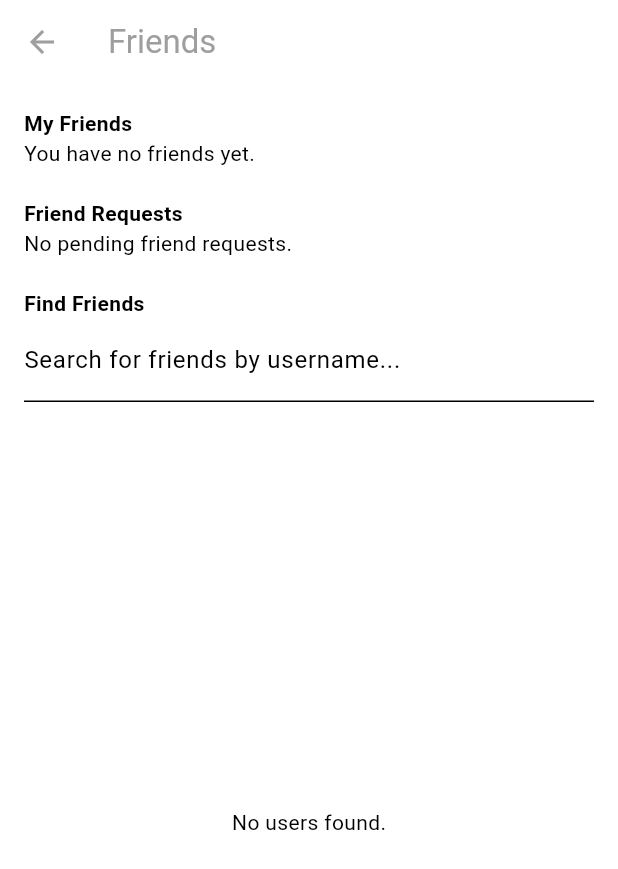
After one commit to ph0rque/SnapAMeal, a Flutter app: the screen it shows once a user with an empty profile is signed in, after a tap on the "people" icon, on a phone screen of 412 x 824 dp. The commit adds this screen. Shown: the top 869 px of the screen. Run offline on Flutter 3.47's test engine with Material 3 defaults, Android fonts, the phone set to English and light mode, and no system bars; our stand-ins replace cloud_firestore, firebase_auth, firebase_core; accounts and stored records are empty; network calls fail.

Commit message:
feat: Implement friend management system
This commit includes:
- User search functionality.
- Sending, receiving, accepting, and declining friend requests.
- Displaying a list of current friends.

```diff
--- /dev/null
+++ b/lib/pages/friends_page.dart
@@ -0,0 +1,217 @@
+import 'package:cloud_firestore/cloud_firestore.dart';
+import 'package:flutter/material.dart';
+import 'package:snapameal/services/friend_service.dart';
+
+class FriendsPage extends StatefulWidget {
+  const FriendsPage({super.key});
+
+  @override
+  State<FriendsPage> createState() => _FriendsPageState();
+}
+
+class _FriendsPageState extends State<FriendsPage> {
+  // text controller
+  final TextEditingController _searchController = TextEditingController();
+  final FriendService _friendService = FriendService();
+
+  Stream<List<Map<String, dynamic>>>? _usersStream;
+  final Set<String> _sentRequests = {};
+
+  void _onSearchChanged(String query) {
+    setState(() {
+      _usersStream = _friendService.searchUsers(query);
+    });
+  }
+
+  void _sendFriendRequest(String receiverId) async {
+    await _friendService.sendFriendRequest(receiverId);
+    setState(() {
+      _sentRequests.add(receiverId);
+    });
+  }
+
+  @override
+  Widget build(BuildContext context) {
+    return Scaffold(
+      appBar: AppBar(
+        title: const Text('Friends'),
+        backgroundColor: Colors.transparent,
+        foregroundColor: Colors.grey,
+        elevation: 0,
+      ),
+      body: Padding(
+        padding: const EdgeInsets.all(16.0),
+        child: Column(
+          crossAxisAlignment: CrossAxisAlignment.start,
+          children: [
+            const Text("My Friends", style: TextStyle(fontWeight: FontWeight.bold)),
+            _buildFriendsList(),
+            const SizedBox(height: 20),
+            const Text("Friend Requests", style: TextStyle(fontWeight: FontWeight.bold)),
+            _buildFriendRequestList(),
+            const SizedBox(height: 20),
+            const Text("Find Friends", style: TextStyle(fontWeight: FontWeight.bold)),
+            // search bar
+            TextField(
+              controller: _searchController,
+              decoration: const InputDecoration(
+                labelText: 'Search for friends by username...',
+              ),
+              onChanged: _onSearchChanged,
+            ),
+            const SizedBox(height: 20),
+
+            // list of users
+            Expanded(
+              child: _buildUserSearchList(),
+            ),
+          ],
+        ),
+      ),
+    );
+  }
+
+  Widget _buildFriendsList() {
+    return StreamBuilder<List<String>>(
+      stream: _friendService.getFriendsStream(),
+      builder: (context, snapshot) {
+        if (snapshot.hasError) {
+          return const Text('Error');
+        }
+        if (snapshot.connectionState == ConnectionState.waiting) {
+          return const CircularProgressIndicator();
+        }
+        if (!snapshot.hasData || snapshot.data!.isEmpty) {
+          return const Text('You have no friends yet.');
+        }
+
+        final friendIds = snapshot.data!;
+        return ListView.builder(
+          shrinkWrap: true,
+          itemCount: friendIds.length,
+          itemBuilder: (context, index) {
+            final friendId = friendIds[index];
+            return FutureBuilder<DocumentSnapshot>(
+              future: _friendService.getUserData(friendId),
+              builder: (context, userSnapshot) {
+                if (!userSnapshot.hasData) {
+                  return const ListTile(title: Text("..."));
+                }
+                final friendData = userSnapshot.data!.data() as Map<String, dynamic>;
+                return ListTile(
+                  title: Text(friendData['username']),
+                  leading: const Icon(Icons.person),
+                );
+              },
+            );
+          },
+        );
+      },
+    );
+  }
+
+  Widget _buildFriendRequestList() {
+    return StreamBuilder<QuerySnapshot>(
+      stream: _friendService.getFriendRequests(),
+      builder: (context, snapshot) {
+        if (snapshot.hasError) {
+          return const Text('Error');
+        }
+        if (snapshot.connectionState == ConnectionState.waiting) {
+          return const CircularProgressIndicator();
+        }
+        if (snapshot.data!.docs.isEmpty) {
+          return const Text('No pending friend requests.');
+        }
+
+        return ListView(
+          shrinkWrap: true,
+          children: snapshot.data!.docs.map((doc) {
+            final request = doc.data() as Map<String, dynamic>;
+            final senderId = request['senderId'];
+
+            return FutureBuilder<DocumentSnapshot>(
+              future: _friendService.getUserData(senderId),
+              builder: (context, userSnapshot) {
+                if (userSnapshot.connectionState == ConnectionState.waiting) {
+                  return const ListTile(title: Text("Loading..."));
+                }
+                if (!userSnapshot.hasData || !userSnapshot.data!.exists) {
+                  return const ListTile(title: Text("Unknown user"));
+                }
+
+                final userData = userSnapshot.data!.data() as Map<String, dynamic>;
+
+                return ListTile(
+                  title: Text(userData['username']),
+                  trailing: Row(
+                    mainAxisSize: MainAxisSize.min,
+                    children: [
+                      IconButton(
+                        icon: const Icon(Icons.check, color: Colors.green),
+                        onPressed: () {
+                          _friendService.acceptFriendRequest(senderId);
+                        },
+                      ),
+                      IconButton(
+                        icon: const Icon(Icons.close, color: Colors.red),
+                        onPressed: () {
+                          _friendService.declineFriendRequest(senderId);
+                        },
+                      ),
+                    ],
+                  ),
+                );
+              },
+            );
+          }).toList(),
+        );
+      },
+    );
+  }
+
+  Widget _buildUserSearchList() {
+    return StreamBuilder(
+      stream: _usersStream,
+      builder: (context, snapshot) {
+        // error
+        if (snapshot.hasError) {
+          return const Center(child: Text('Error loading users.'));
+        }
+
+        // loading
+        if (snapshot.connectionState == ConnectionState.waiting) {
+          return const Center(child: CircularProgressIndicator());
+        }
+
+        // no data
+        if (!snapshot.hasData || snapshot.data!.isEmpty) {
+          return const Center(child: Text('No users found.'));
+        }
+
+        var users = snapshot.data!;
+
+        return ListView.builder(
+          itemCount: users.length,
+          itemBuilder: (context, index) {
+            var user = users[index];
+            final isRequestSent = _sentRequests.contains(user['uid']);
+
+            return ListTile(
+              title: Text(user['username']),
+              subtitle: Text(user['email']),
+              trailing: IconButton(
+                icon: isRequestSent
+                    ? const Icon(Icons.check)
+                    : const Icon(Icons.person_add),
+                onPressed: isRequestSent
+                    ? null
+                    : () => _sendFriendRequest(user['uid']),
+              ),
+            );
+          },
+        );
+      },
+    );
+  }
+}
--- a/lib/pages/home_page.dart
+++ b/lib/pages/home_page.dart
@@ -1,3 +1,4 @@
+import 'package:snapameal/pages/friends_page.dart';
 import 'package:snapameal/services/auth_service.dart';
 import 'package:flutter/material.dart';
 
@@ -15,13 +16,30 @@ class HomePage extends StatelessWidget {
     return Scaffold(
       appBar: AppBar(
         title: const Text('Home'),
+        backgroundColor: Colors.transparent,
+        foregroundColor: Colors.grey,
+        elevation: 0,
         actions: [
+          // Friends button
+          IconButton(
+            onPressed: () {
+              Navigator.push(
+                context,
+                MaterialPageRoute(builder: (context) => const FriendsPage()),
+              );
+            },
+            icon: const Icon(Icons.people),
+          ),
+          // Logout button
           IconButton(
             onPressed: logout,
             icon: const Icon(Icons.logout),
           ),
         ],
       ),
+      body: const Center(
+        child: Text('Home Page'),
+      ),
     );
   }
 }
--- a/lib/pages/register_page.dart
+++ b/lib/pages/register_page.dart
@@ -4,6 +4,7 @@ import 'package:snapameal/components/my_button.dart';
 import 'package:snapameal/components/my_textfield.dart';
 
 class RegisterPage extends StatelessWidget {
+  final TextEditingController _usernameController = TextEditingController();
   final TextEditingController _emailController = TextEditingController();
   final TextEditingController _pwController = TextEditingController();
   final TextEditingController _confirmPwController = TextEditingController();
@@ -31,6 +32,7 @@ class RegisterPage extends StatelessWidget {
         await _auth.signUpWithEmailPassword(
           _emailController.text,
           _pwController.text,
+          _usernameController.text,
         );
 
         // pop loading circle
@@ -88,6 +90,18 @@ class RegisterPage extends StatelessWidget {
             ),
 
             const SizedBox(height: 25),
+
+            // username textfield
+            Padding(
+              padding: const EdgeInsets.symmetric(horizontal: 25.0),
+              child: MyTextField(
+                hintText: "Username",
+                obscureText: false,
+                controller: _usernameController,
+              ),
+            ),
+
+            const SizedBox(height: 10),
 
             // email textfield
             Padding(
--- a/lib/services/auth_service.dart
+++ b/lib/services/auth_service.dart
@@ -1,8 +1,10 @@
 import 'package:firebase_auth/firebase_auth.dart';
+import 'package:cloud_firestore/cloud_firestore.dart';
 
 class AuthService {
-  // auth instance
+  // auth & firestore instance
   final FirebaseAuth _auth = FirebaseAuth.instance;
+  final FirebaseFirestore _firestore = FirebaseFirestore.instance;
 
   // private constructor
   AuthService._();
@@ -34,13 +36,23 @@ class AuthService {
   }
 
   // sign up with email and password
-  Future<UserCredential> signUpWithEmailPassword(String email, String password) async {
+  Future<UserCredential> signUpWithEmailPassword(
+      String email, String password, String username) async {
     try {
+      // create user
       UserCredential userCredential =
           await _auth.createUserWithEmailAndPassword(
         email: email,
         password: password,
       );
+
+      // save user info in a separate doc
+      await _firestore.collection("users").doc(userCredential.user!.uid).set({
+        'uid': userCredential.user!.uid,
+        'email': email,
+        'username': username,
+      });
+
       return userCredential;
     } on FirebaseAuthException catch (e) {
       throw Exception(e.code);
--- /dev/null
+++ b/lib/services/friend_service.dart
@@ -0,0 +1,113 @@
+import 'package:cloud_firestore/cloud_firestore.dart';
+import 'package:firebase_auth/firebase_auth.dart';
+
+class FriendService {
+  final FirebaseFirestore _firestore = FirebaseFirestore.instance;
+  final FirebaseAuth _auth = FirebaseAuth.instance;
+
+  // Search for users by username
+  Stream<List<Map<String, dynamic>>> searchUsers(String query) {
+    if (query.isEmpty) {
+      return Stream.value([]);
+    }
+
+    return _firestore
+        .collection('users')
+        .where('username', isGreaterThanOrEqualTo: query)
+        .where('username', isLessThanOrEqualTo: query + '\uf8ff')
+        .where('uid', isNotEqualTo: _auth.currentUser!.uid) // Exclude self
+        .snapshots()
+        .map((snapshot) {
+      return snapshot.docs.map((doc) {
+        final user = doc.data();
+        return user;
+      }).toList();
+    });
+  }
+
+  // Send a friend request
+  Future<void> sendFriendRequest(String receiverId) async {
+    final String currentUserId = _auth.currentUser!.uid;
+
+    // create a unique doc id for the friend request
+    List<String> ids = [currentUserId, receiverId];
+    ids.sort();
+    String chatRoomId = ids.join("_");
+
+    await _firestore
+        .collection('friend_requests')
+        .doc(chatRoomId)
+        .set({
+      'senderId': currentUserId,
+      'receiverId': receiverId,
+      'status': 'pending',
+      'timestamp': FieldValue.serverTimestamp(),
+    });
+  }
+
+  // Get friend requests for the current user
+  Stream<QuerySnapshot> getFriendRequests() {
+    final String currentUserId = _auth.currentUser!.uid;
+    return _firestore
+        .collection('friend_requests')
+        .where('receiverId', isEqualTo: currentUserId)
+        .where('status', isEqualTo: 'pending')
+        .snapshots();
+  }
+
+  // Accept a friend request
+  Future<void> acceptFriendRequest(String senderId) async {
+    final String currentUserId = _auth.currentUser!.uid;
+
+    // Get the friend request doc id
+    List<String> ids = [currentUserId, senderId];
+    ids.sort();
+    String chatRoomId = ids.join("_");
+
+    await _firestore.runTransaction((transaction) async {
+      // 1. Update the friend request status
+      final requestDoc = _firestore.collection('friend_requests').doc(chatRoomId);
+      transaction.update(requestDoc, {'status': 'accepted'});
+
+      // 2. Add sender to current user's friend list
+      final currentUserDoc = _firestore.collection('users').doc(currentUserId);
+      transaction.update(currentUserDoc, {'friends': FieldValue.arrayUnion([senderId])});
+
+      // 3. Add current user to sender's friend list
+      final senderUserDoc = _firestore.collection('users').doc(senderId);
+      transaction.update(senderUserDoc, {'friends': FieldValue.arrayUnion([currentUserId])});
+    });
+  }
+
+  // Decline a friend request
+  Future<void> declineFriendRequest(String senderId) async {
+    final String currentUserId = _auth.currentUser!.uid;
+
+    List<String> ids = [currentUserId, senderId];
+    ids.sort();
+    String chatRoomId = ids.join("_");
+
+    await _firestore.collection('friend_requests').doc(chatRoomId).delete();
+  }
+
+  // Get user data from Firestore
+  Future<DocumentSnapshot> getUserData(String userId) {
+    return _firestore.collection('users').doc(userId).get();
+  }
+
+  // Get the current user's friends stream
+  Stream<List<String>> getFriendsStream() {
+    final String currentUserId = _auth.currentUser!.uid;
+    return _firestore
+        .collection('users')
+        .doc(currentUserId)
+        .snapshots()
+        .map((snapshot) {
+      final data = snapshot.data();
+      if (data != null && data['friends'] != null) {
+        return List<String>.from(data['friends']);
+      }
+      return [];
+    });
+  }
+}
```
Also changed, not shown: 1 other file.
